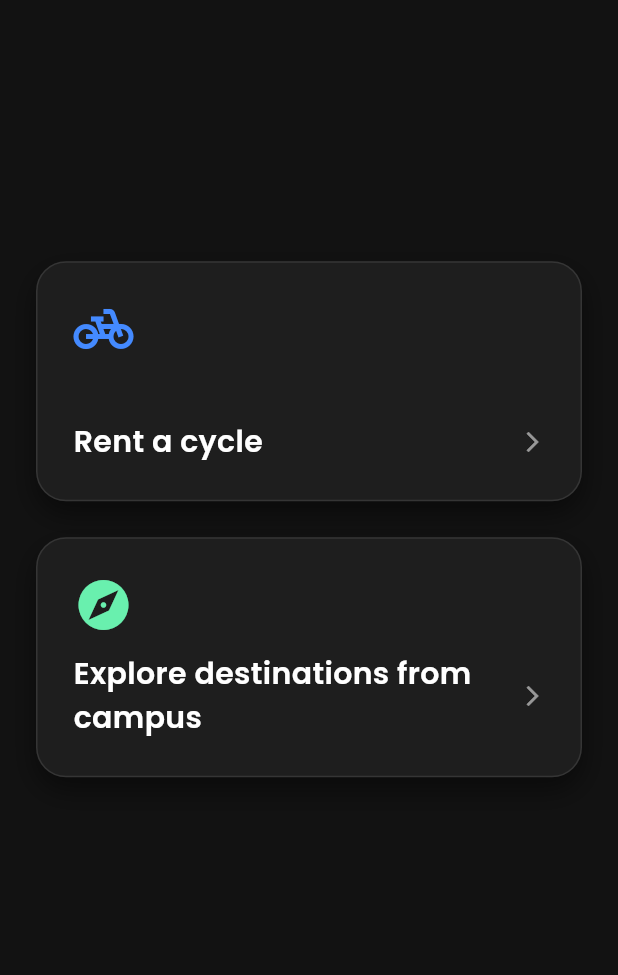
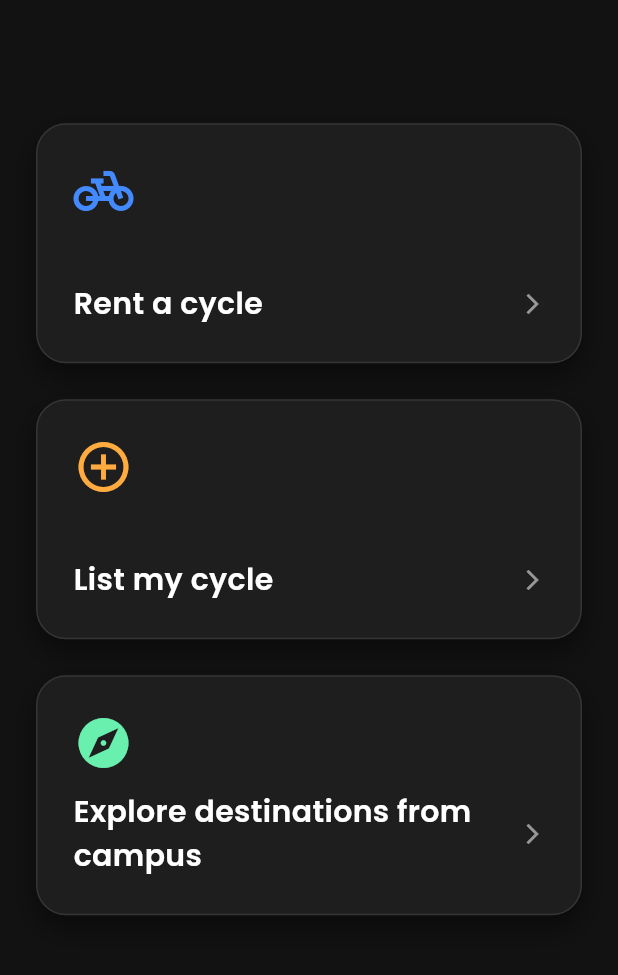
Before and after one commit to saisrama/Campus_spokes, a Flutter app: the screen it shows once a user with an empty profile is signed in, on a phone screen of 412 x 824 dp, the part 137-1112 px from its top. Run offline on Flutter 3.47's test engine with Material 3 defaults, Android fonts, the phone set to English and light mode, and no system bars; our stand-ins replace cloud_firestore, firebase_auth, firebase_core, flutter_local_notifications, google_fonts, google_sign_in and 1 more; accounts and stored records are empty; network calls fail; Roboto replaces fonts that are missing (Medula One).

Commit message:
Enhance Landing & Listing Screens

```diff
--- a/lib/screens/landing_screen.dart
+++ b/lib/screens/landing_screen.dart
@@ -2,6 +2,7 @@ import 'package:flutter/material.dart';
 import 'package:google_fonts/google_fonts.dart';
 import 'home_screen.dart';
 import 'explore_screen.dart';
+import 'add_cycle_screen.dart'; // Add import
 
 class LandingScreen extends StatelessWidget {
   @override
@@ -48,7 +49,21 @@ class LandingScreen extends StatelessWidget {
 
               SizedBox(height: 24), // Spacing between cards
 
-              // CARD 2: EXPLORE DESTINATIONS
+              // CARD 2: LIST MY CYCLE (New)
+              _buildLandingCard(
+                context,
+                title: "List my cycle",
+                icon: Icons.add_circle_outline,
+                color: Colors.orangeAccent,
+                onTap: () => Navigator.push(
+                  context,
+                  MaterialPageRoute(builder: (_) => AddCycleScreen())
+                ),
+              ),
+
+              SizedBox(height: 24),
+
+              // CARD 3: EXPLORE DESTINATIONS
               _buildLandingCard(
                 context,
                 title: "Explore destinations from campus",
```
Also changed, not shown: lib/screens/add_cycle_screen.dart (+58 -2 lines).
